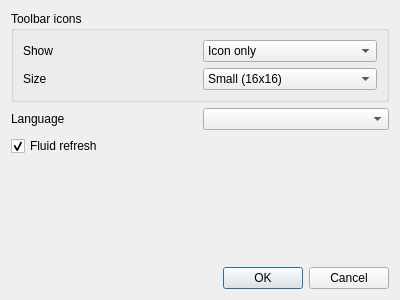
Qt form dialogs/config_dialog.ui (mbasaglia/Knotter) before a commit.
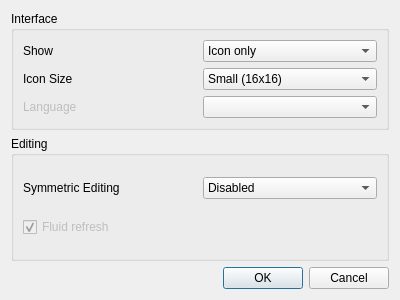
The same form after that commit.

Patch:
```diff
--- a/dialogs/config_dialog.ui
+++ b/dialogs/config_dialog.ui
@@ -20,7 +20,7 @@
    <string>Dialog</string>
   </property>
   <layout class="QGridLayout" name="gridLayout_2">
-   <item row="0" column="0" colspan="2">
+   <item row="0" column="0">
     <widget class="QGroupBox" name="groupBox">
      <property name="sizePolicy">
       <sizepolicy hsizetype="Preferred" vsizetype="Fixed">
@@ -29,7 +29,7 @@
       </sizepolicy>
      </property>
      <property name="title">
-      <string>Toolbar icons</string>
+      <string>Interface</string>
      </property>
      <layout class="QGridLayout" name="gridLayout">
       <item row="0" column="0">
@@ -66,7 +66,7 @@
       <item row="1" column="0">
        <widget class="QLabel" name="label_2">
         <property name="text">
-         <string>Size</string>
+         <string>Icon Size</string>
         </property>
        </widget>
       </item>
@@ -94,20 +94,23 @@
         </item>
        </widget>
       </item>
-     </layout>
-    </widget>
-   </item>
-   <item row="1" column="0">
+      <item row="2" column="0">
     <widget class="QLabel" name="label_3">
+        <property name="enabled">
+         <bool>false</bool>
+        </property>
      <property name="text">
       <string>Language</string>
      </property>
     </widget>
    </item>
-   <item row="1" column="1">
+      <item row="2" column="1">
     <widget class="QComboBox" name="language_combo"/>
    </item>
-   <item row="4" column="0" colspan="2">
+     </layout>
+    </widget>
+   </item>
+   <item row="3" column="0">
     <widget class="QDialogButtonBox" name="buttonBox">
      <property name="orientation">
       <enum>Qt::Horizontal</enum>
@@ -117,21 +120,17 @@
      </property>
     </widget>
    </item>
-   <item row="3" column="0" colspan="2">
-    <spacer name="verticalSpacer">
-     <property name="orientation">
-      <enum>Qt::Vertical</enum>
+   <item row="2" column="0">
+    <widget class="QGroupBox" name="groupBox_2">
+     <property name="title">
+      <string>Editing</string>
      </property>
-     <property name="sizeHint" stdset="0">
-      <size>
-       <width>20</width>
-       <height>40</height>
-      </size>
-     </property>
-    </spacer>
-   </item>
-   <item row="2" column="0" colspan="2">
+     <layout class="QGridLayout" name="gridLayout_3">
+      <item row="1" column="0" colspan="2">
     <widget class="QCheckBox" name="fluid_check">
+        <property name="enabled">
+         <bool>false</bool>
+        </property>
      <property name="toolTip">
       <string>Enable Knot redraw while moving nodes</string>
      </property>
@@ -141,6 +140,45 @@
      <property name="checked">
       <bool>true</bool>
      </property>
+       </widget>
+      </item>
+      <item row="0" column="0">
+       <widget class="QLabel" name="label_4">
+        <property name="text">
+         <string>Symmetric Editing</string>
+        </property>
+       </widget>
+      </item>
+      <item row="0" column="1">
+       <widget class="QComboBox" name="comboBox">
+        <item>
+         <property name="text">
+          <string>Disabled</string>
+         </property>
+        </item>
+        <item>
+         <property name="text">
+          <string>Horizontal</string>
+         </property>
+        </item>
+        <item>
+         <property name="text">
+          <string>Vertical</string>
+         </property>
+        </item>
+        <item>
+         <property name="text">
+          <string>Quadrant</string>
+         </property>
+        </item>
+        <item>
+         <property name="text">
+          <string>Central</string>
+         </property>
+        </item>
+       </widget>
+      </item>
+     </layout>
     </widget>
    </item>
   </layout>
```
Lines whose indentation alone changed are shown as unchanged.
